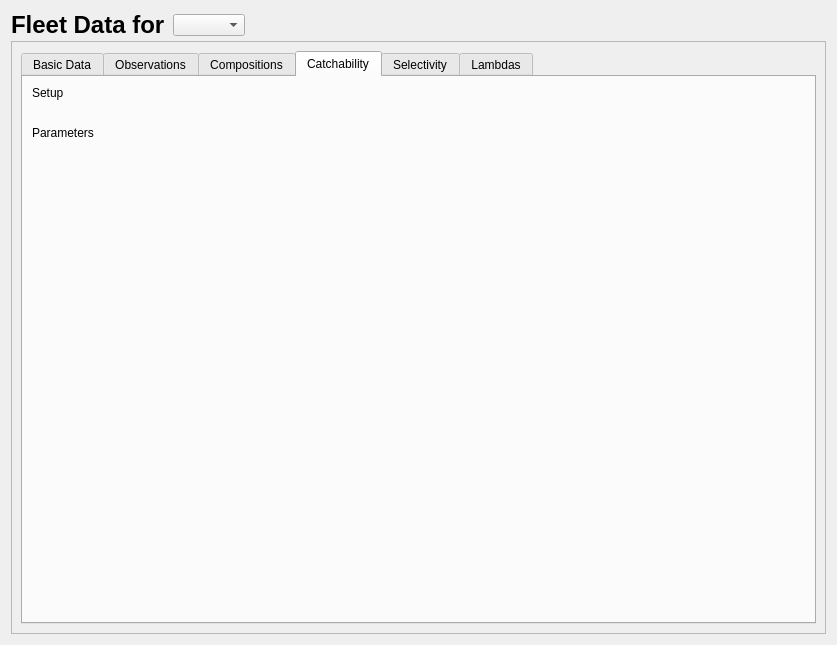
Before: the Qt Designer form src/fleet_widget.ui in nmfs-ost/ss3-ssi, drawn with Qt 5.
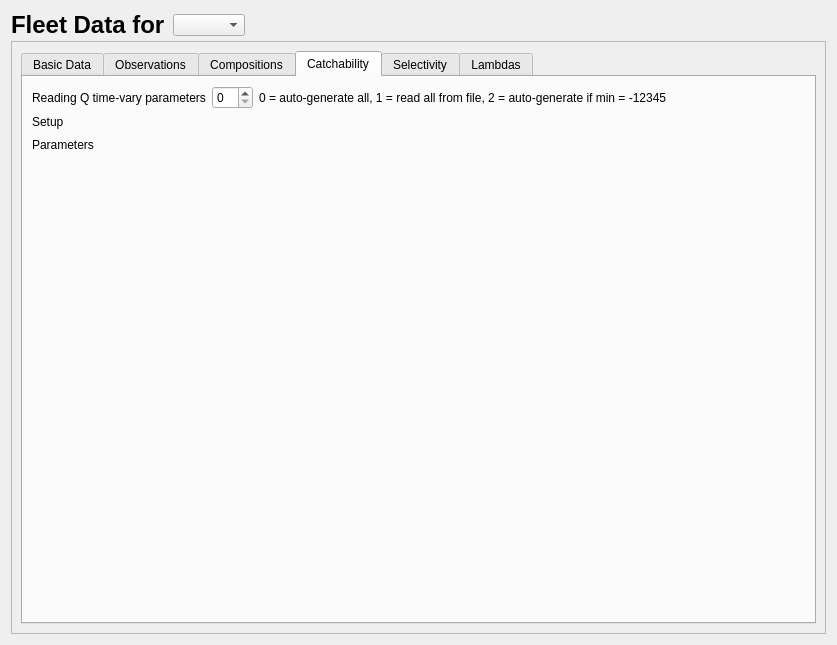
After: the same form once the commit is applied. The open tabs and pages were chosen to show the change. Icons and pictures are not drawn.

Commit message: Added new paramter model for time-varying params.

Diff of the .ui file:
```diff
--- a/src/fleet_widget.ui
+++ b/src/fleet_widget.ui
@@ -88,7 +88,7 @@
       <item>
        <widget class="QTabWidget" name="tabWidget_fleet">
         <property name="currentIndex">
-         <number>4</number>
+         <number>5</number>
         </property>
         <property name="movable">
          <bool>true</bool>
@@ -1247,31 +1247,45 @@
           <string>Catchability</string>
          </attribute>
          <layout class="QVBoxLayout" name="verticalLayout_8">
+          <item>
+           <layout class="QHBoxLayout" name="horizontalLayout_q_time_vary">
+            <item>
+             <widget class="QLabel" name="label_q_time_vary_read">
+              <property name="text">
+               <string>Reading Q time-vary parameters</string>
+              </property>
+             </widget>
+            </item>
+            <item>
+             <widget class="QSpinBox" name="spinBox_q_time_vary_read"/>
+            </item>
+            <item>
+             <widget class="QLabel" name="label_q_time_vary_info">
+              <property name="text">
+               <string>0 = auto-generate all, 1 = read all from file, 2 = auto-generate if min = -12345</string>
+              </property>
+             </widget>
+            </item>
+            <item>
+             <spacer name="horizontalSpacer_9">
+              <property name="orientation">
+               <enum>Qt::Horizontal</enum>
+              </property>
+              <property name="sizeHint" stdset="0">
+               <size>
+                <width>40</width>
+                <height>20</height>
+               </size>
+              </property>
+             </spacer>
+            </item>
+           </layout>
+          </item>
           <item>
            <layout class="QGridLayout" name="gridLayout_q_info">
-            <item row="3" column="2">
-             <widget class="QLabel" name="label">
-              <property name="text">
-               <string/>
-              </property>
-             </widget>
-            </item>
-            <item row="4" column="1" colspan="5">
+            <item row="5" column="1" colspan="5">
              <layout class="QVBoxLayout" name="verticalLayout_q_parameters"/>
             </item>
-            <item row="2" column="5">
-             <spacer name="horizontalSpacer_13">
-              <property name="orientation">
-               <enum>Qt::Horizontal</enum>
-              </property>
-              <property name="sizeHint" stdset="0">
-               <size>
-                <width>40</width>
-                <height>20</height>
-               </size>
-              </property>
-             </spacer>
-            </item>
             <item row="0" column="1">
              <widget class="QLabel" name="label_q_setup">
               <property name="text">
@@ -1279,55 +1293,68 @@
               </property>
              </widget>
             </item>
-            <item row="2" column="3">
-             <spacer name="horizontalSpacer_14">
-              <property name="orientation">
-               <enum>Qt::Horizontal</enum>
-              </property>
-              <property name="sizeHint" stdset="0">
-               <size>
-                <width>40</width>
-                <height>20</height>
-               </size>
-              </property>
-             </spacer>
-            </item>
-            <item row="2" column="2">
-             <spacer name="horizontalSpacer_q_type_info">
-              <property name="orientation">
-               <enum>Qt::Horizontal</enum>
-              </property>
-              <property name="sizeHint" stdset="0">
-               <size>
-                <width>40</width>
-                <height>20</height>
-               </size>
-              </property>
-             </spacer>
-            </item>
-            <item row="3" column="1">
+            <item row="4" column="1">
              <widget class="QLabel" name="label_q_parameters">
               <property name="text">
                <string>Parameters</string>
               </property>
              </widget>
             </item>
-            <item row="2" column="4">
-             <spacer name="horizontalSpacer_16">
-              <property name="orientation">
-               <enum>Qt::Horizontal</enum>
-              </property>
-              <property name="sizeHint" stdset="0">
-               <size>
-                <width>40</width>
-                <height>20</height>
-               </size>
-              </property>
-             </spacer>
-            </item>
             <item row="1" column="1" colspan="4">
              <layout class="QVBoxLayout" name="verticalLayout_q_setup"/>
             </item>
+            <item row="4" column="4">
+             <spacer name="horizontalSpacer_14">
+              <property name="orientation">
+               <enum>Qt::Horizontal</enum>
+              </property>
+              <property name="sizeHint" stdset="0">
+               <size>
+                <width>40</width>
+                <height>20</height>
+               </size>
+              </property>
+             </spacer>
+            </item>
+            <item row="4" column="3">
+             <spacer name="horizontalSpacer_16">
+              <property name="orientation">
+               <enum>Qt::Horizontal</enum>
+              </property>
+              <property name="sizeHint" stdset="0">
+               <size>
+                <width>40</width>
+                <height>20</height>
+               </size>
+              </property>
+             </spacer>
+            </item>
+            <item row="4" column="5">
+             <spacer name="horizontalSpacer_13">
+              <property name="orientation">
+               <enum>Qt::Horizontal</enum>
+              </property>
+              <property name="sizeHint" stdset="0">
+               <size>
+                <width>40</width>
+                <height>20</height>
+               </size>
+              </property>
+             </spacer>
+            </item>
+            <item row="4" column="2">
+             <spacer name="horizontalSpacer_20">
+              <property name="orientation">
+               <enum>Qt::Horizontal</enum>
+              </property>
+              <property name="sizeHint" stdset="0">
+               <size>
+                <width>40</width>
+                <height>20</height>
+               </size>
+              </property>
+             </spacer>
+            </item>
            </layout>
           </item>
           <item>
@@ -1350,6 +1377,40 @@
           <string>Selectivity</string>
          </attribute>
          <layout class="QVBoxLayout" name="verticalLayout_6">
+          <item>
+           <layout class="QHBoxLayout" name="horizontalLayout_sel_time_vary">
+            <item>
+             <widget class="QLabel" name="label_sel_time_vary_read">
+              <property name="text">
+               <string>Reading selx time vary parameters</string>
+              </property>
+             </widget>
+            </item>
+            <item>
+             <widget class="QSpinBox" name="spinBox_sel_time_vary_read"/>
+            </item>
+            <item>
+             <widget class="QLabel" name="label_sel_time_vary_read_info">
+              <property name="text">
+               <string>0 = auto-generate all, 1 = read all from file, 2 = auto-generate if min = -12345</string>
+              </property>
+             </widget>
+            </item>
+            <item>
+             <spacer name="horizontalSpacer_5">
+              <property name="orientation">
+               <enum>Qt::Horizontal</enum>
+              </property>
+              <property name="sizeHint" stdset="0">
+               <size>
+                <width>40</width>
+                <height>20</height>
+               </size>
+              </property>
+             </spacer>
+            </item>
+           </layout>
+          </item>
           <item>
            <widget class="QTabWidget" name="tabWidget_selex">
             <property name="currentIndex">
@@ -1371,7 +1432,7 @@
                    <x>0</x>
                    <y>0</y>
                    <width>733</width>
-                   <height>427</height>
+                   <height>396</height>
                   </rect>
                  </property>
                  <layout class="QVBoxLayout" name="verticalLayout_17">
@@ -1603,8 +1664,8 @@
                   <rect>
                    <x>0</x>
                    <y>0</y>
-                   <width>733</width>
-                   <height>422</height>
+                   <width>578</width>
+                   <height>184</height>
                   </rect>
                  </property>
                  <layout class="QVBoxLayout" name="verticalLayout_18">
```
The commit also changes 33 other files.
